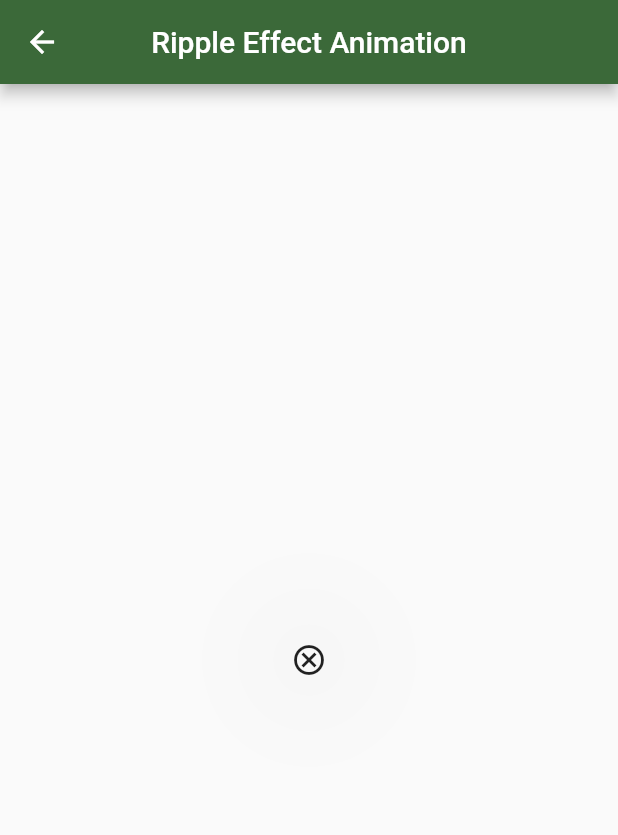
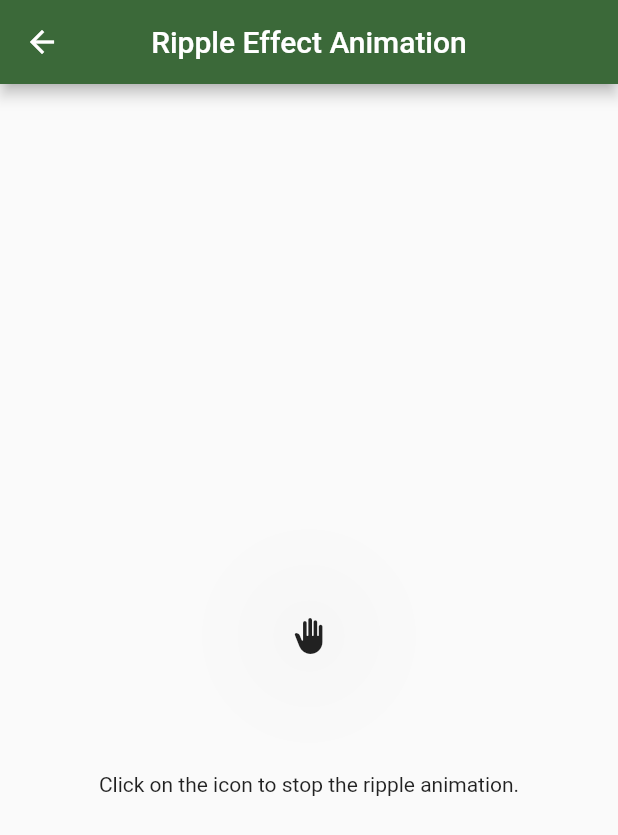
Before and after one commit to BishalTamangDev/flutter_animation, a Flutter app: the RippleEffect screen opened directly, on a phone screen of 412 x 824 dp. Shown: the top 835 px of the screen. Run offline on Flutter 3.47's test engine with Material 3 defaults, Android fonts, the light colour scheme and no system bars.

Commit message:
label added on the ripple animation page

```diff
--- a/lib/animations/ripple_effect/ripple_effect_home.dart
+++ b/lib/animations/ripple_effect/ripple_effect_home.dart
@@ -56,7 +56,9 @@ class _RippleEffectState extends State<RippleEffect>
           spacing: 16.0,
           mainAxisAlignment: MainAxisAlignment.center,
           children: [
-            Stack(
+            SizedBox(
+              height: 150.0,
+              child: Stack(
                 alignment: Alignment(0, 0),
                 children: [
                   ...radii.map(
@@ -81,10 +83,12 @@ class _RippleEffectState extends State<RippleEffect>
                         });
                       }
                     },
-                  icon: Icon(Icons.cancel_outlined),
+                    icon: Icon(Icons.back_hand_rounded),
                   ),
                 ],
               ),
+            ),
+            const Text("Click on the icon to stop the ripple animation."),
           ],
         ),
       ),
```
Lines whose indentation alone changed are shown as unchanged.
